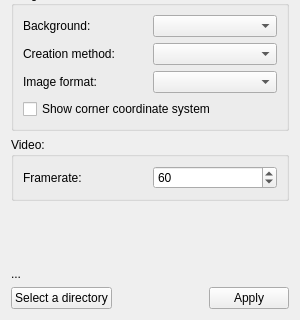
Above: utils/addFC_Explode_es.ui from GS90/addFC before the change; both pictures show x 0 to 300 and y 152 to 472 of the 300 by 472 pixel window. Below: the same form after it.
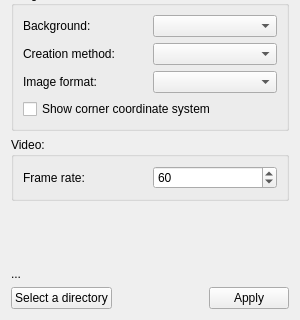
That is the form after the change.

The edit to the form file:
```diff
--- a/utils/addFC_Explode_es.ui
+++ b/utils/addFC_Explode_es.ui
@@ -139,7 +139,7 @@
         <item row="0" column="0">
          <widget class="QLabel" name="labelFramerate">
           <property name="text">
-           <string>Framerate:</string>
+           <string>Frame rate:</string>
           </property>
          </widget>
         </item>
```
